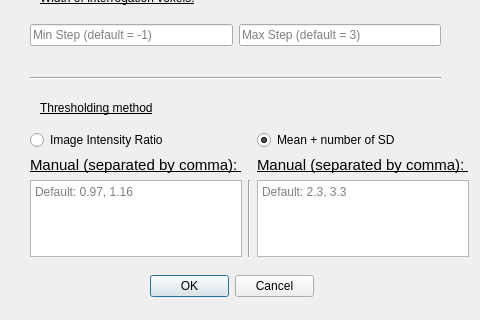
Before: the Qt Designer form CemrgApp/Plugins/kcl.cemrgapp.scar/src/internal/AtrialScarViewUIcemrgnet.ui in OpenHeartDevelopers/CemrgApp, drawn with Qt 5; both pictures show x 0 to 480 and y 160 to 480 of the 480 by 480 pixel window.
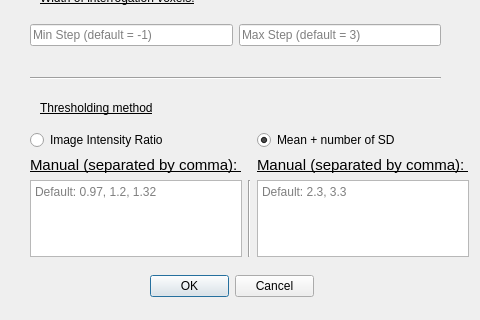
After: the same form once the commit is applied.

Commit message: [hotfix] Automatic scar default IIR thresholds changed to literature values: 0.97, 1.2, 1.32

The edit to the form file:
```diff
--- a/CemrgApp/Plugins/kcl.cemrgapp.scar/src/internal/AtrialScarViewUIcemrgnet.ui
+++ b/CemrgApp/Plugins/kcl.cemrgapp.scar/src/internal/AtrialScarViewUIcemrgnet.ui
@@ -199,7 +199,7 @@
     <item row="2" column="0">
      <widget class="QPlainTextEdit" name="iir_textEdit">
       <property name="placeholderText">
-       <string>Default: 0.97, 1.16</string>
+       <string>Default: 0.97, 1.2, 1.32</string>
       </property>
      </widget>
     </item>
```
The commit also changes 1 other file.
